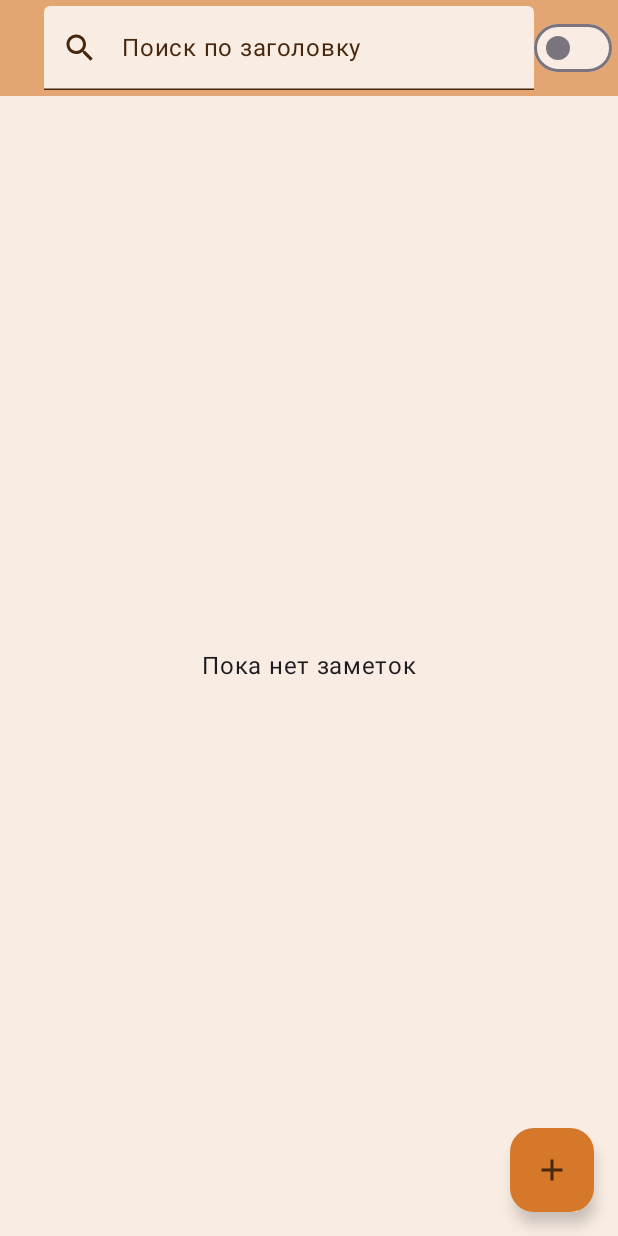
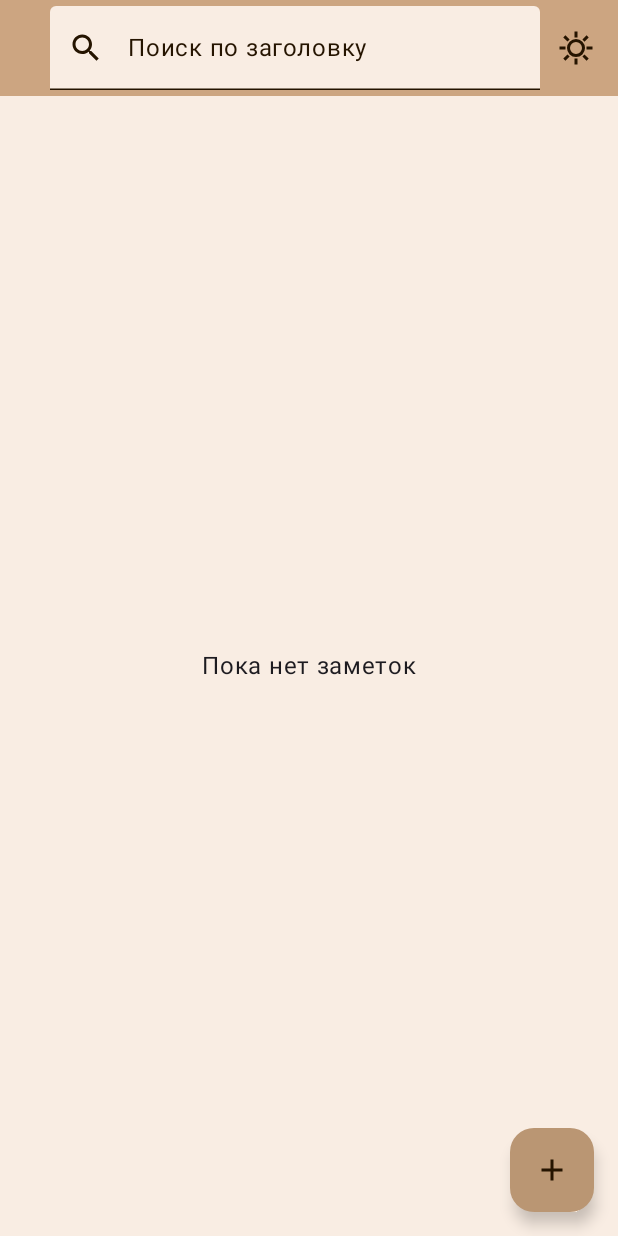
Before and after one commit to IDaZiI/NoteApp_SHIFTLab_Android, an Android app built with Jetpack Compose: the screen it shows after launch (MainActivity), on a phone screen of 412 x 824 dp. Run offline under Robolectric (Android 15) with nearby library versions, the phone set to English and light mode, and no system bars; our stand-ins replace Room's generated code.

Commit message:
Final work w theme

```diff
--- a/app/src/main/java/com/danilova/notesapp/ui/list/NotesListScreen.kt
+++ b/app/src/main/java/com/danilova/notesapp/ui/list/NotesListScreen.kt
@@ -13,9 +13,11 @@ import androidx.compose.material3.*
 import androidx.compose.runtime.*
 import androidx.compose.ui.Alignment
 import androidx.compose.ui.Modifier
+import androidx.compose.ui.res.painterResource
 import androidx.compose.ui.text.style.TextOverflow
 import androidx.compose.ui.unit.dp
 import com.danilova.notesapp.ui.model.NoteUi
+import com.danilova.notesapp.R
 
 @OptIn(ExperimentalMaterial3Api::class)
 @Composable
@@ -51,10 +53,17 @@ fun NotesListScreen(
                             }
                         }
                     )
-                    Switch(
-                        checked = isDarkTheme,
-                        onCheckedChange = { onThemeToggle(it) }
-                    )
+                    IconButton(
+                        onClick = { onThemeToggle(!isDarkTheme) }
+                    ) {
+                        Icon(
+                            painter = painterResource(
+                                id = if (isDarkTheme) R.drawable.bedtime_24px else R.drawable.sunny_24px
+                            ),
+                            contentDescription = if (isDarkTheme) "Темная тема" else "Светлая тема",
+                            tint = MaterialTheme.colorScheme.primary
+                        )
+                    }
                 }
             )
         },
--- a/app/src/main/java/com/danilova/notesapp/ui/theme/Color.kt
+++ b/app/src/main/java/com/danilova/notesapp/ui/theme/Color.kt
@@ -2,13 +2,13 @@ package com.danilova.notesapp.ui.theme
 
 import androidx.compose.ui.graphics.Color
 // Color for light
-val Brown100 = Color(0xFF47280E)
-val Brown80 = Color(0xFFD5782A)
-val Brown40 = Color(0xFFE3A571)
+val Brown100 = Color(0xFF251400)
+val Brown80 = Color(0xFF7A5431)
+val Brown40 = Color(0xFFCCA581)
 val Brown20 = Color(0xFFF9EDE3)
 
 // Color for dark
-val DarkBrown20 = Color(0xFF47280E)
-val DarkBrown40 = Color(0xFFD5782A)
-val DarkBrown80 = Color(0xFFE3A571)
-val DarkBrown100 = Color(0xFFF9EDE3)
+val DarkBrown20 = Color(0xFF251400)
+val DarkBrown40 = Color(0xFF3D1D00)
+val DarkBrown80 = Color(0xFF562A04)
+val DarkBrown100 = Color(0xFFFAC9AA)
--- a/app/src/main/java/com/danilova/notesapp/ui/theme/Theme.kt
+++ b/app/src/main/java/com/danilova/notesapp/ui/theme/Theme.kt
@@ -26,7 +26,7 @@ private val DarkColorScheme = darkColorScheme(
 private val LightColorScheme = lightColorScheme(
     primary = Brown100,
     onPrimary = Brown20,
-    primaryContainer = Brown80,
+    primaryContainer = Brown40,
     onPrimaryContainer = Brown100,
     background = Brown20,
     surface = Brown40,
--- /dev/null
+++ b/app/src/main/res/drawable/bedtime_24px.xml
@@ -0,0 +1,9 @@
+<vector xmlns:android="http://schemas.android.com/apk/res/android"
+    android:width="24dp"
+    android:height="24dp"
+    android:viewportWidth="960"
+    android:viewportHeight="960">
+  <path
+      android:fillColor="@android:color/white"
+      android:pathData="M484,880Q400,880 326.5,848Q253,816 198.5,761.5Q144,707 112,633.5Q80,560 80,476Q80,330 173,218.5Q266,107 410,80Q392,179 421,273.5Q450,368 521,439Q592,510 686.5,539Q781,568 880,550Q854,694 742,787Q630,880 484,880ZM484,800Q572,800 647,756Q722,712 765,635Q679,627 602,591.5Q525,556 464,495Q403,434 367,357Q331,280 324,194Q247,237 203.5,312.5Q160,388 160,476Q160,611 254.5,705.5Q349,800 484,800ZM464,495Q464,495 464,495Q464,495 464,495Q464,495 464,495Q464,495 464,495Q464,495 464,495Q464,495 464,495Q464,495 464,495Q464,495 464,495Q464,495 464,495Q464,495 464,495Z"/>
+</vector>
--- /dev/null
+++ b/app/src/main/res/drawable/sunny_24px.xml
@@ -0,0 +1,9 @@
+<vector xmlns:android="http://schemas.android.com/apk/res/android"
+    android:width="24dp"
+    android:height="24dp"
+    android:viewportWidth="960"
+    android:viewportHeight="960">
+  <path
+      android:fillColor="@android:color/white"
+      android:pathData="M440,200L440,40L520,40L520,200L440,200ZM706,310L651,255L763,140L819,197L706,310ZM760,520L760,440L920,440L920,520L760,520ZM440,920L440,760L520,760L520,920L440,920ZM254,308L140,197L197,141L310,254L254,308ZM762,820L651,705L705,651L819,761L762,820ZM40,520L40,440L200,440L200,520L40,520ZM197,820L141,763L253,651L282,678L311,706L197,820ZM480,720Q380,720 310,650Q240,580 240,480Q240,380 310,310Q380,240 480,240Q580,240 650,310Q720,380 720,480Q720,580 650,650Q580,720 480,720ZM480,640Q546,640 593,593Q640,546 640,480Q640,414 593,367Q546,320 480,320Q414,320 367,367Q320,414 320,480Q320,546 367,593Q414,640 480,640ZM480,480Q480,480 480,480Q480,480 480,480Q480,480 480,480Q480,480 480,480Q480,480 480,480Q480,480 480,480Q480,480 480,480Q480,480 480,480Z"/>
+</vector>
```
